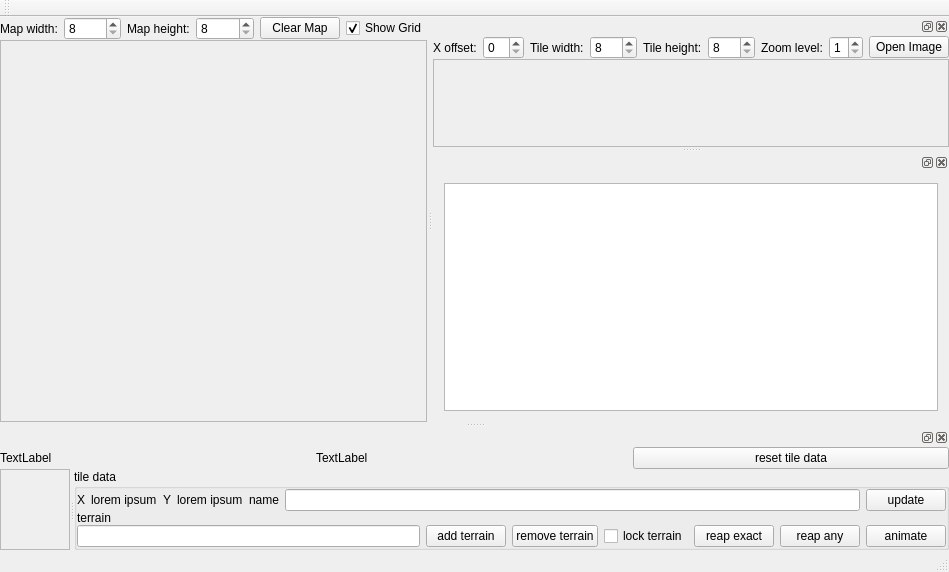
Above: mapeditor.ui from stoyan-shopov/TileMapEdit before the change. Below: the same form after it.
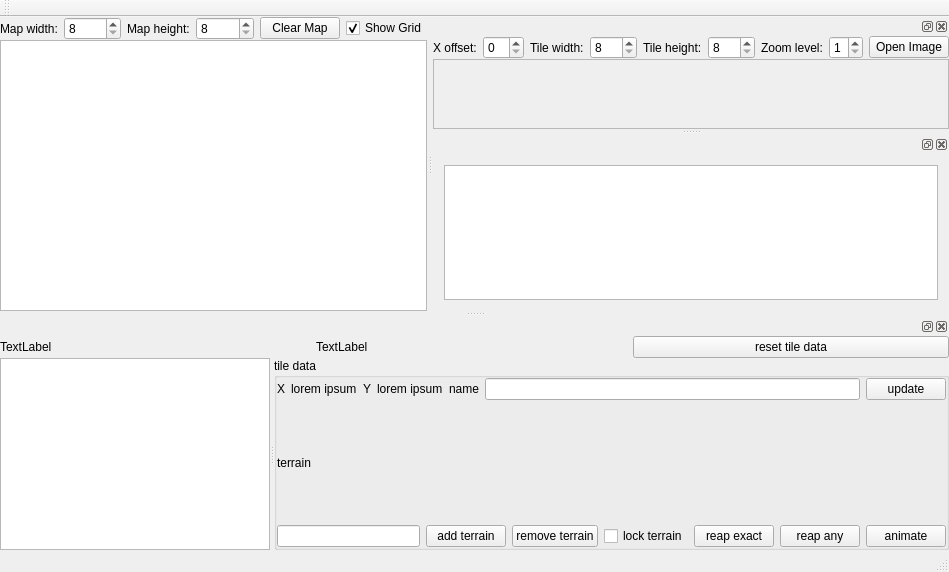
That is the form after the change.

Diff of the .ui file:
```diff
--- a/mapeditor.ui
+++ b/mapeditor.ui
@@ -86,21 +86,7 @@
      </layout>
     </item>
     <item>
-     <widget class="QScrollArea" name="scrollAreaTileMap">
-      <property name="widgetResizable">
-       <bool>true</bool>
-      </property>
-      <widget class="QWidget" name="scrollAreaWidgetContents_2">
-       <property name="geometry">
-        <rect>
-         <x>0</x>
-         <y>0</y>
-         <width>439</width>
-         <height>355</height>
-        </rect>
-       </property>
-      </widget>
-     </widget>
+     <widget class="QGraphicsView" name="graphicsViewTileMap"/>
     </item>
    </layout>
   </widget>
@@ -232,8 +218,8 @@
          <rect>
           <x>0</x>
           <y>0</y>
-          <width>505</width>
-          <height>228</height>
+          <width>476</width>
+          <height>69</height>
          </rect>
         </property>
         <layout class="QVBoxLayout" name="verticalLayout_2"/>
@@ -297,21 +283,7 @@
        <property name="orientation">
         <enum>Qt::Horizontal</enum>
        </property>
-       <widget class="QScrollArea" name="scrollAreaTileSet">
-        <property name="widgetResizable">
-         <bool>true</bool>
-        </property>
-        <widget class="QWidget" name="scrollAreaTileSetWidget">
-         <property name="geometry">
-          <rect>
-           <x>0</x>
-           <y>0</y>
-           <width>68</width>
-           <height>86</height>
-          </rect>
-         </property>
-        </widget>
-       </widget>
+       <widget class="QGraphicsView" name="graphicsViewFilteredTiles"/>
        <widget class="QGroupBox" name="groupBox">
         <property name="title">
          <string>tile data</string>
```
Left out of the diff: 4 changed lines with no effect on the pictures.
